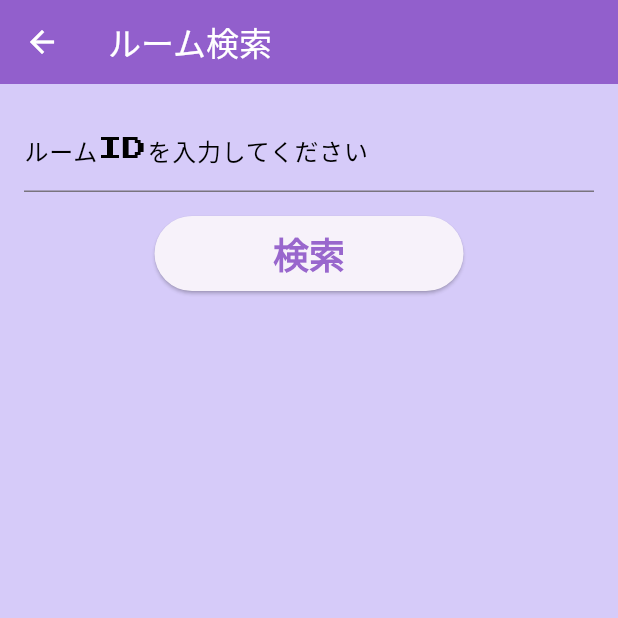
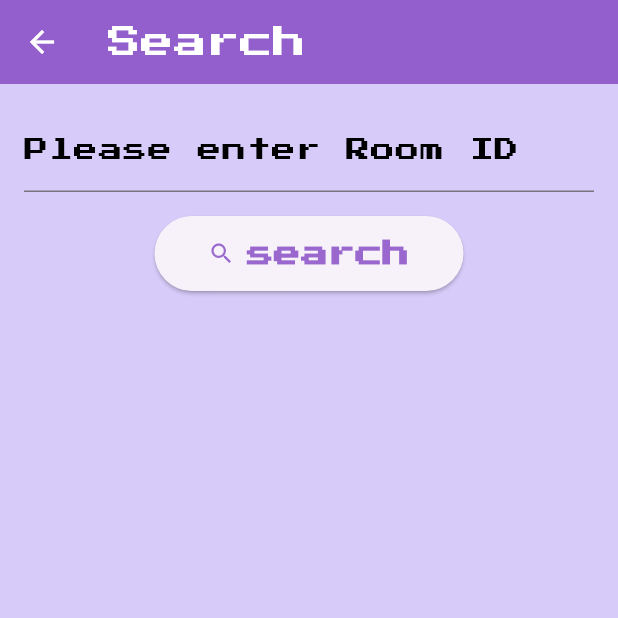
Before and after one commit to u5u5u5u/ankylo-cup, a Flutter app: the RoomSearchScreen screen opened directly, on a phone screen of 412 x 824 dp, the top half of it. Run offline on Flutter 3.47's test engine with Material 3 defaults, Android fonts, the phone set to English and light mode, and no system bars; our stand-ins replace firebase_auth, firebase_core, fixnum, flutter_animate, flutter_riverpod, google_fonts and 2 more; missing offline and left inert: firebase_app_check, flame, grpc, protobuf; accounts and stored records are empty; generated files the repository leaves out were written again.

Commit message:
ゲーム以外のフォント適用完了

```diff
--- a/lib/presentation/page/room/room_create_screen.dart
+++ b/lib/presentation/page/room/room_create_screen.dart
@@ -11,7 +11,7 @@ class RoomCreateScreen extends StatelessWidget {
   Widget build(BuildContext context) {
     return Scaffold(
       appBar: AppBar(
-        title: Text('ゲーム選択', style: TextStyle(color: Colors.white)),
+        title: Text('Games', style: TextStyle(color: Colors.white)),
         backgroundColor: Theme.of(context).primaryColor,
         automaticallyImplyLeading: false,
         leading: IconButton(
@@ -28,10 +28,10 @@ class RoomCreateScreen extends StatelessWidget {
         mainAxisSpacing: 10.0,
         padding: EdgeInsets.all(16.0),
         children: <Widget>[
-          _buildGameTile(context, 'ブロック崩し', BrickBreakerGameScreen(), false),
-          _buildGameTile(context, 'チンチロ', ChinchiroGameScreen(), true),
-          _buildGameTile(context, 'ホッケー', HockeyGameScreen(), true),
-          _buildGameTile(context, 'ブラックジャック', Container(), false),
+          _buildGameTile(context, 'Brick\nBreaker', BrickBreakerGameScreen(), false),
+          _buildGameTile(context, 'Chinchiro', ChinchiroGameScreen(), true),
+          _buildGameTile(context, 'Hockey', HockeyGameScreen(), true),
+          _buildGameTile(context, 'BlackJack', Container(), false),
         ],
       ),
     );
--- a/lib/presentation/page/room/room_screen.dart
+++ b/lib/presentation/page/room/room_screen.dart
@@ -7,7 +7,7 @@ class RoomScreen extends StatelessWidget {
   Widget build(BuildContext context) {
     return Scaffold(
       appBar: AppBar(
-        title: Text('ルーム', style: TextStyle(color: Colors.white)),
+        title: Text('Room', style: TextStyle(color: Colors.white)),
         backgroundColor: Theme.of(context).primaryColor,
         automaticallyImplyLeading: false,
         leading: IconButton(
@@ -35,9 +35,9 @@ class RoomScreen extends StatelessWidget {
                 child: Card(
                   color: Theme.of(context).cardColor,
                   child: Center(
-                    child: Text('作成',
+                    child: Text('create',
                         style: TextStyle(
-                            fontSize: 50,
+                            fontSize: 25,
                             color: Theme.of(context).primaryColor,
                             fontWeight: FontWeight.bold)),
                   ),
@@ -59,9 +59,9 @@ class RoomScreen extends StatelessWidget {
                   color: Theme.of(context).cardColor,
                   child: Center(
                     child: Text(
-                      '検索',
+                      'search',
                       style: TextStyle(
-                          fontSize: 50,
+                          fontSize: 25,
                           color: Theme.of(context).primaryColor,
                           fontWeight: FontWeight.bold),
                     ),
--- a/lib/presentation/page/room/room_search_screen.dart
+++ b/lib/presentation/page/room/room_search_screen.dart
@@ -20,7 +20,7 @@ class _RoomSearchScreenState extends State<RoomSearchScreen> {
   Widget build(BuildContext context) {
     return Scaffold(
       appBar: AppBar(
-        title: Text('ルーム検索', style: TextStyle(color: Colors.white)),
+        title: Text('Search', style: TextStyle(color: Colors.white)),
         backgroundColor: Theme.of(context).primaryColor,
         automaticallyImplyLeading: false,
         leading: IconButton(
@@ -38,7 +38,7 @@ class _RoomSearchScreenState extends State<RoomSearchScreen> {
             TextField(
               controller: _controller,
               decoration: InputDecoration(
-                labelText: 'ルームIDを入力してください',
+                labelText: 'Please enter Room ID',
                 labelStyle: TextStyle(color: Colors.black),
               ),
             ),
@@ -48,12 +48,19 @@ class _RoomSearchScreenState extends State<RoomSearchScreen> {
               height: 50.0,
               child: ElevatedButton(
                 onPressed: _searchRoom,
-                child: Text(
-                  '検索',
-                  style: TextStyle(
-                      color: Theme.of(context).primaryColor,
-                      fontSize: 24,
-                      fontWeight: FontWeight.bold),
+                child: Row(
+                  mainAxisAlignment: MainAxisAlignment.center,
+                  children: [
+                    Icon(Icons.search, color: Theme.of(context).primaryColor),
+                    SizedBox(width: 8.0),
+                    Text(
+                      'search',
+                      style: TextStyle(
+                          color: Theme.of(context).primaryColor,
+                          fontSize: 18,
+                          fontWeight: FontWeight.bold),
+                    ),
+                  ],
                 ),
               ),
             ),
--- a/lib/presentation/page/select_game/select_game_screen.dart
+++ b/lib/presentation/page/select_game/select_game_screen.dart
@@ -12,7 +12,7 @@ class SelectGameScreen extends StatelessWidget {
   Widget build(BuildContext context) {
     return Scaffold(
       appBar: AppBar(
-        title: Text('ゲーム選択', style: TextStyle(color: Colors.white)),
+        title: Text('Games', style: TextStyle(color: Colors.white)),
         backgroundColor: Theme.of(context).primaryColor,
         automaticallyImplyLeading: false,
         leading: IconButton(
@@ -29,10 +29,11 @@ class SelectGameScreen extends StatelessWidget {
         mainAxisSpacing: 10.0,
         padding: EdgeInsets.all(16.0),
         children: <Widget>[
-          _buildGameTile(context, 'ブロック崩し', BrickBreakerGameScreen(), false),
-          _buildGameTile(context, 'チンチロ', ChinchiroGameScreen(), true),
-          _buildGameTile(context, 'ホッケー', HockeyGameScreen(), true),
-          _buildGameTile(context, 'ブラックジャック', BlackjackGame(), false),
+          _buildGameTile(
+              context, 'Brick\nBreaker', BrickBreakerGameScreen(), false),
+          _buildGameTile(context, 'Chinchiro', ChinchiroGameScreen(), true),
+          _buildGameTile(context, 'Hockey', HockeyGameScreen(), true),
+          _buildGameTile(context, 'BlackJack', BlackjackGame(), false),
         ],
       ),
     );
```
Also changed, not shown: lib/presentation/page/account/account_screen.dart (+14 -4 lines).
